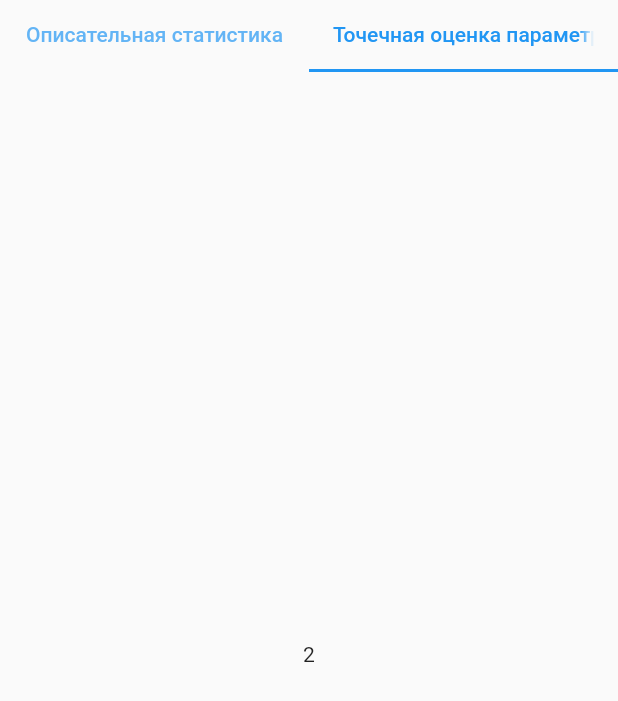
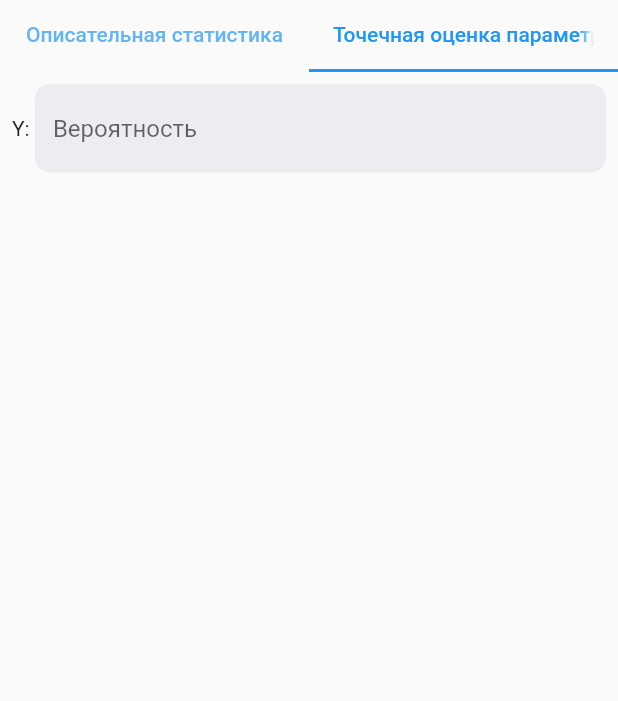
Before and after one commit to ShiryaevNikolay/math_statistics, a Flutter app: the screen it shows after launch, tab 2 chosen, on a phone screen of 412 x 824 dp. Shown: the top 701 px of the screen. Run offline on Flutter 3.47's test engine with Material 2 defaults, Android fonts, the phone set to English and light mode, and no system bars; our stand-ins replace bloc, flutter_bloc, syncfusion_flutter_charts; missing offline and left inert: flutter_tex.

Commit message:
Добавляет библиотеку для отображения TeX и добаваляет формулы для "описательная статистика" и "интервальная оценка"

```diff
--- a/lib/data/generate_data.dart
+++ b/lib/data/generate_data.dart
@@ -18,7 +18,7 @@ class GenerateData {
     this.stepIntervalInput
   }) {
     int countIntervals = (1 + 3.322*log(samples!.length)).toInt();
-    num? stepInterval = customStep ? stepIntervalInput : (samples!.reduce(max) - samples!.reduce(min)) / countIntervals;
+    num? stepInterval = customStep ? stepIntervalInput : ((samples!.reduce(max) - samples!.reduce(min)) / countIntervals).ceil();
 
     num a = startInterval ?? 0;
     num b = a + (stepInterval ?? 1);
@@ -81,6 +81,8 @@ class GenerateData {
       median = _calculateMedian(listRowsVariations, listRowsVariations.length);
     }
 
+    dispersion = dispersion * samples!.length / (samples!.length - 1);
+
     num coefficientVariation = sqrt(dispersion) / xAverage * 100;
     num size = samples!.reduce(max) - samples!.reduce(min) + 1;
 
--- a/lib/pages/descriptive_statistics_page.dart
+++ b/lib/pages/descriptive_statistics_page.dart
@@ -3,10 +3,12 @@ import 'dart:math';
 import 'package:flutter/material.dart';
 import 'package:flutter/widgets.dart';
 import 'package:flutter_bloc/flutter_bloc.dart';
+import 'package:flutter_tex/flutter_tex.dart';
 import 'package:math_statistics/components/parameter.dart';
 import 'package:math_statistics/data/generate_data.dart';
 import 'package:math_statistics/data/models/variations_data.dart';
 import 'package:math_statistics/widgets/check_box_widget/bloc_checkbox.dart';
+import 'package:math_statistics/widgets/formulas/formulas.dart';
 import 'package:math_statistics/widgets/input_field/input_field.dart';
 import 'package:math_statistics/widgets/input_field/input_field_listener.dart';
 
--- /dev/null
+++ b/lib/pages/point_estimate_page.dart
@@ -0,0 +1,31 @@
+import 'package:flutter/widgets.dart';
+import 'package:math_statistics/widgets/input_field/input_field.dart';
+import 'package:math_statistics/widgets/input_field/input_field_listener.dart';
+
+class PointEstimatePage extends StatelessWidget implements InputFieldListener {
+
+  String sample = "";
+
+  @override
+  Widget build(BuildContext context) {
+    return Column(
+      children: [
+        Row(
+          children: [
+            Text("Y: "),
+            Expanded(
+              child: InputField(
+                hintText: "Вероятность",
+              ),
+            ),
+          ],
+        )
+      ],
+    );
+  }
+
+  @override
+  void listener(String text) {
+    sample = text;
+  }
+}
--- a/lib/screens/home_screen.dart
+++ b/lib/screens/home_screen.dart
@@ -3,6 +3,7 @@ import 'package:flutter/material.dart';
 import 'package:flutter/services.dart';
 import 'package:flutter/widgets.dart';
 import 'package:math_statistics/pages/descriptive_statistics_page.dart';
+import 'package:math_statistics/pages/point_estimate_page.dart';
 
 class HomeScreen extends StatelessWidget {
 
@@ -46,7 +47,7 @@ class HomeScreen extends StatelessWidget {
                     ),
                     Padding(
                       padding: const EdgeInsets.all(8.0),
-                      child: Center(child: Text("2"),),
+                      child: PointEstimatePage(),
                     )
                   ],
                 ),
--- a/lib/widgets/input_field/input_field.dart
+++ b/lib/widgets/input_field/input_field.dart
@@ -11,13 +11,17 @@ class InputField extends StatefulWidget {
   InputFieldListener? inputFieldListener;
   _InputFieldState? _inputFieldState;
 
+  String text = "";
+
   InputField({
     this.hintText,
     this.textInputType,
     this.initText,
     this.maxLines,
     this.inputFieldListener
-  });
+  }) {
+    text = initText ?? "";
+  }
 
   @override
   _InputFieldState createState() => this._inputFieldState = _InputFieldState();
@@ -65,6 +69,7 @@ class _InputFieldState extends State<InputField> {
   );
 
   void updateField(String text) {
+    widget.text = text;
     setState(() {
       _controller?.text = text;
     });
--- a/pubspec.yaml
+++ b/pubspec.yaml
@@ -25,6 +25,7 @@ dependencies:
     sdk: flutter
   flutter_bloc:
   syncfusion_flutter_charts:
+  flutter_tex:
 
 
   # The following adds the Cupertino Icons font to your application.
```
Also changed, not shown: lib/widgets/formulas/TeXWidget.dart (added, +19 -0 lines), lib/widgets/formulas/formulas.dart (added, +82 -0 lines), pubspec.lock, 2 other files.
